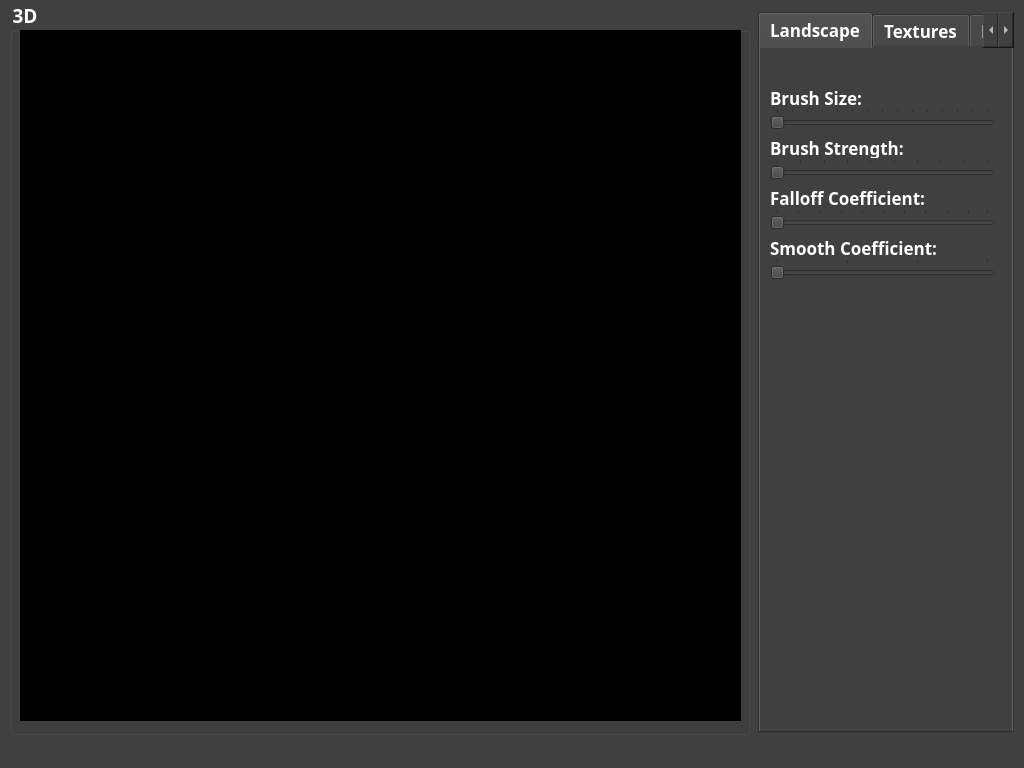
codeoneclick/ie3D, file ie3D-EMap/Forms/CMainWindow.ui: the form before one commit.
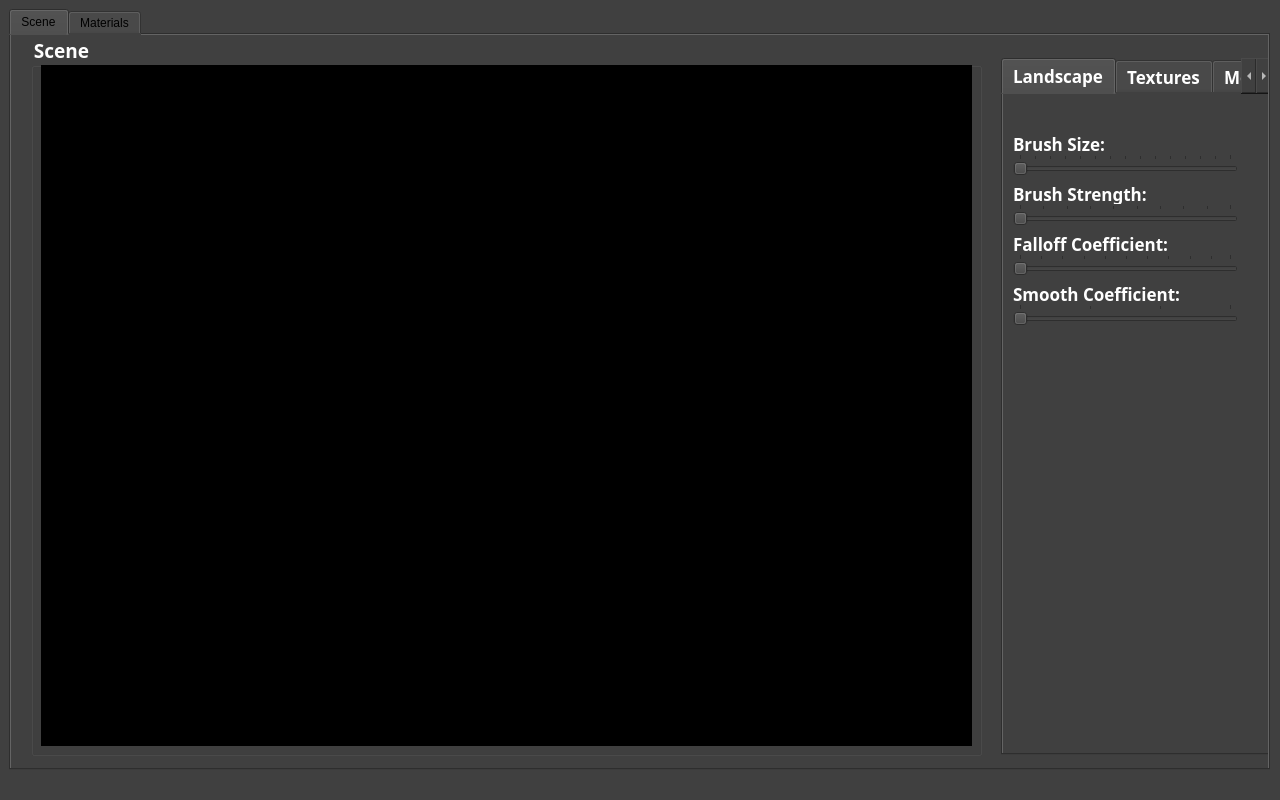
The form after the commit. The open tabs and pages were chosen to show the change.

Commit message: changed main interface of ME

```diff
--- a/ie3D-EMap/Forms/CMainWindow.ui
+++ b/ie3D-EMap/Forms/CMainWindow.ui
@@ -6,20 +6,20 @@
    <rect>
     <x>0</x>
     <y>0</y>
-    <width>1024</width>
-    <height>768</height>
+    <width>1280</width>
+    <height>800</height>
    </rect>
   </property>
   <property name="minimumSize">
    <size>
-    <width>1024</width>
-    <height>768</height>
+    <width>1280</width>
+    <height>800</height>
    </size>
   </property>
   <property name="maximumSize">
    <size>
-    <width>1024</width>
-    <height>768</height>
+    <width>1280</width>
+    <height>800</height>
    </size>
   </property>
   <property name="windowTitle">
@@ -32,18 +32,74 @@
    <property name="styleSheet">
     <string notr="true">background-color: rgb(64, 64, 64);</string>
    </property>
-   <widget class="QTabWidget" name="tabWidget">
+   <widget class="QTabWidget" name="mainMenuTabs">
     <property name="geometry">
      <rect>
-      <x>758</x>
-      <y>12</y>
-      <width>256</width>
+      <x>9</x>
+      <y>9</y>
+      <width>1261</width>
+      <height>761</height>
+     </rect>
+    </property>
+    <property name="currentIndex">
+     <number>0</number>
+    </property>
+    <widget class="QWidget" name="sceneTab">
+     <attribute name="title">
+      <string>Scene</string>
+     </attribute>
+     <widget class="QGroupBox" name="groupBox">
+      <property name="geometry">
+       <rect>
+        <x>20</x>
+        <y>0</y>
+        <width>951</width>
       <height>721</height>
      </rect>
     </property>
     <property name="font">
      <font>
       <family>Menlo</family>
+        <pointsize>14</pointsize>
+        <weight>75</weight>
+        <bold>true</bold>
+       </font>
+      </property>
+      <property name="styleSheet">
+       <string notr="true">color: rgb(255, 255, 255);</string>
+      </property>
+      <property name="title">
+       <string>Scene</string>
+      </property>
+      <widget class="QWidget" name="m_oglWindow" native="true">
+       <property name="geometry">
+        <rect>
+         <x>10</x>
+         <y>30</y>
+         <width>931</width>
+         <height>681</height>
+        </rect>
+       </property>
+       <property name="styleSheet">
+        <string notr="true">background-color: rgb(0, 0, 0);</string>
+       </property>
+      </widget>
+      <zorder>m_oglWindow</zorder>
+      <zorder>tabWidget_2</zorder>
+      <zorder>tabWidget_2</zorder>
+     </widget>
+     <widget class="QTabWidget" name="tabWidget">
+      <property name="geometry">
+       <rect>
+        <x>990</x>
+        <y>23</y>
+        <width>271</width>
+        <height>697</height>
+       </rect>
+      </property>
+      <property name="font">
+       <font>
+        <family>Menlo</family>
       <pointsize>13</pointsize>
       <weight>75</weight>
       <bold>true</bold>
@@ -521,43 +577,15 @@
      </widget>
     </widget>
    </widget>
-   <widget class="QGroupBox" name="groupBox">
-    <property name="geometry">
-     <rect>
-      <x>10</x>
-      <y>0</y>
-      <width>740</width>
-      <height>735</height>
-     </rect>
-    </property>
-    <property name="font">
-     <font>
-      <family>Menlo</family>
-      <pointsize>14</pointsize>
-      <weight>75</weight>
-      <bold>true</bold>
-     </font>
-    </property>
-    <property name="styleSheet">
-     <string notr="true">color: rgb(255, 255, 255);</string>
-    </property>
-    <property name="title">
-     <string>3D</string>
-    </property>
-    <widget class="QWidget" name="m_oglWindow" native="true">
-     <property name="geometry">
-      <rect>
-       <x>10</x>
-       <y>30</y>
-       <width>721</width>
-       <height>691</height>
-      </rect>
-     </property>
-     <property name="styleSheet">
-      <string notr="true">background-color: rgb(0, 0, 0);</string>
-     </property>
     </widget>
-   </widget>
+    <widget class="QWidget" name="materialsTab">
+     <attribute name="title">
+      <string>Materials</string>
+     </attribute>
+    </widget>
+   </widget>
+   <zorder>tabWidget_2</zorder>
+   <zorder>mainMenuTabs</zorder>
   </widget>
   <widget class="QMenuBar" name="menuBar">
    <property name="geometry">
```
Left out of the diff: 4 changed lines with no effect on the pictures. Lines whose indentation alone changed are shown as unchanged. The commit also changes 2 other files.
